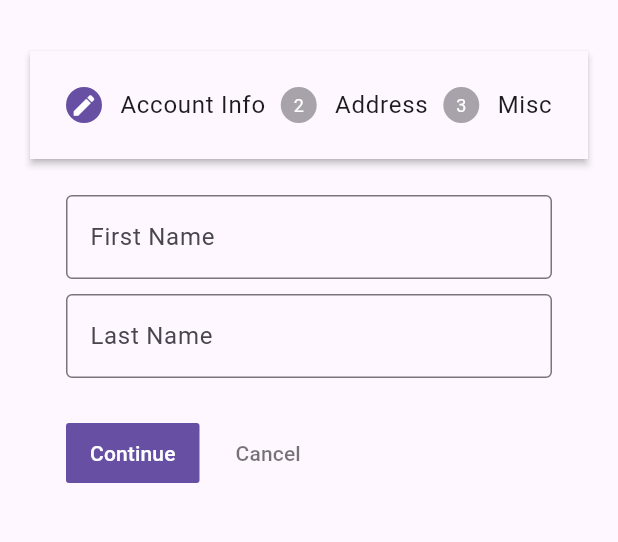
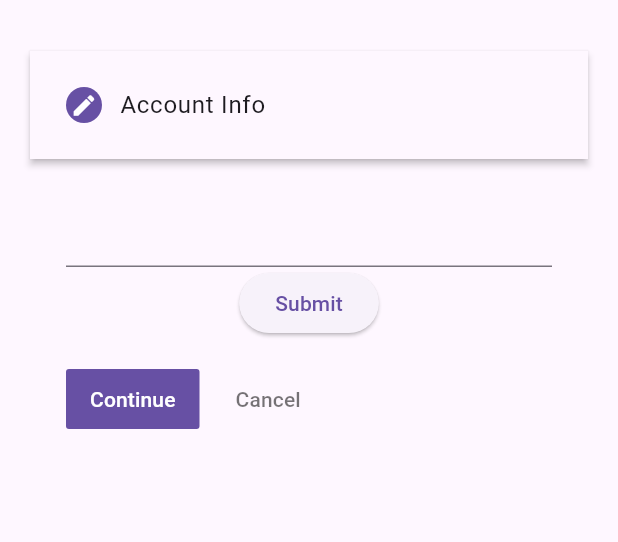
Before and after one commit to mevljas/Human-Computer-Interaction, a Flutter app: the screen it shows after launch, on a phone screen of 412 x 824 dp, the part 63-605 px from its top. Run offline on Flutter 3.47's test engine with Material 3 defaults, Android fonts, the phone set to English and light mode, and no system bars.

Commit message:
code cleanup

```diff
--- a/seminars/2.seminar/avtek/lib/custom_button.dart
+++ /dev/null
@@ -1,24 +0,0 @@
-import 'package:flutter/material.dart';
-
-class CustomBtn extends StatelessWidget {
-  final Function? callback;
-  final Widget? title;
-  const CustomBtn({Key? key, this.title, this.callback}) : super(key: key);
-
-  @override
-  Widget build(BuildContext context) {
-    return Container(
-      margin: const EdgeInsets.only(bottom: 10),
-      child: SizedBox(
-        width: double.infinity,
-        child: Container(
-          color: Colors.blue,
-          child: TextButton(
-            onPressed: () => callback!(),
-            child: title!,
-          ),
-        ),
-      ),
-    );
-  }
-}
--- a/seminars/2.seminar/avtek/lib/custom_input.dart
+++ /dev/null
@@ -1,20 +0,0 @@
-import 'package:flutter/material.dart';
-
-class CustomInput extends StatelessWidget {
-  final ValueChanged<String>? onChanged;
-  final String? hint;
-  final InputBorder? inputBorder;
-  const CustomInput({Key? key, this.onChanged, this.hint, this.inputBorder})
-      : super(key: key);
-
-  @override
-  Widget build(BuildContext context) {
-    return Container(
-      margin: const EdgeInsets.only(bottom: 10),
-      child: TextField(
-        onChanged: (v) => onChanged!(v),
-        decoration: InputDecoration(hintText: hint!, border: inputBorder),
-      ),
-    );
-  }
-}
--- a/seminars/2.seminar/avtek/lib/main.dart
+++ b/seminars/2.seminar/avtek/lib/main.dart
@@ -1,15 +1,8 @@
-import 'package:avtek/form_page.dart';
+import 'package:avtek/pages/main_page.dart';
 import 'package:flutter/material.dart';
 
 void main() {
   runApp(const MyApp());
-}
-
-class MyData {
-  String name = '';
-  String phone = '';
-  String email = '';
-  String age = '';
 }
 
 class MyApp extends StatelessWidget {
@@ -18,11 +11,11 @@
   @override
   Widget build(BuildContext context) {
     return MaterialApp(
-      title: 'Flutter Demo',
+      title: 'Avtek',
       theme: ThemeData(
         primarySwatch: Colors.blue,
       ),
-      home: const FormPage(),
+      home: const MainPage(),
     );
   }
 }
--- a/seminars/2.seminar/avtek/lib/form_page.dart
+++ b/seminars/2.seminar/avtek/lib/pages/main_page.dart
@@ -1,14 +1,14 @@
-import 'package:avtek/custom_input.dart';
+import 'package:avtek/widgets/my_custom_form.dart';
 import 'package:flutter/material.dart';
 
-class FormPage extends StatefulWidget {
-  const FormPage({Key? key}) : super(key: key);
+class MainPage extends StatefulWidget {
+  const MainPage({Key? key}) : super(key: key);
 
   @override
-  _FormPageState createState() => _FormPageState();
+  _MainPageState createState() => _MainPageState();
 }
 
-class _FormPageState extends State<FormPage> {
+class _MainPageState extends State<MainPage> {
   int currentStep = 0;
   @override
   Widget build(BuildContext context) {
@@ -66,48 +66,7 @@
         state: getStepState(0),
         isActive: currentStep == 0,
         title: const Text("Account Info"),
-        content: const Column(
-          children: [
-            CustomInput(
-              hint: "First Name",
-              inputBorder: OutlineInputBorder(),
-            ),
-            CustomInput(
-              hint: "Last Name",
-              inputBorder: OutlineInputBorder(),
-            ),
-          ],
-        ),
-      ),
-      Step(
-        state: getStepState(1),
-        isActive: currentStep == 1,
-        title: const Text("Address"),
-        content: const Column(
-          children: [
-            CustomInput(
-              hint: "City and State",
-              inputBorder: OutlineInputBorder(),
-            ),
-            CustomInput(
-              hint: "Postal Code",
-              inputBorder: OutlineInputBorder(),
-            ),
-          ],
-        ),
-      ),
-      Step(
-        state: getStepState(2),
-        isActive: currentStep == 3,
-        title: const Text("Misc"),
-        content: const Column(
-          children: [
-            CustomInput(
-              hint: "Bio",
-              inputBorder: OutlineInputBorder(),
-            ),
-          ],
-        ),
+        content: const MyCustomForm(),
       ),
     ];
   }
--- /dev/null
+++ b/seminars/2.seminar/avtek/lib/widgets/my_custom_form.dart
@@ -0,0 +1,58 @@
+import 'package:flutter/material.dart';
+
+// Define a custom Form widget.
+class MyCustomForm extends StatefulWidget {
+  const MyCustomForm({super.key});
+
+  @override
+  MyCustomFormState createState() {
+    return MyCustomFormState();
+  }
+}
+
+// Define a corresponding State class.
+// This class holds data related to the form.
+class MyCustomFormState extends State<MyCustomForm> {
+  // Create a global key that uniquely identifies the Form widget
+  // and allows validation of the form.
+  //
+  // Note: This is a `GlobalKey<FormState>`,
+  // not a GlobalKey<MyCustomFormState>.
+  final _formKey = GlobalKey<FormState>();
+
+  @override
+  Widget build(BuildContext context) {
+    // Build a Form widget using the _formKey created above.
+    return Form(
+      key: _formKey,
+      child: Column(
+        children: <Widget>[
+          // Add TextFormFields and ElevatedButton here.
+          TextFormField(
+            // The validator receives the text that the user has entered.
+            validator: (value) {
+              if (value == null || value.isEmpty) {
+                return 'Please enter some text';
+              }
+              return null;
+            },
+          ),
+
+          ElevatedButton(
+            onPressed: () {
+              // Validate returns true if the form is valid, or false otherwise.
+              if (_formKey.currentState!.validate()) {
+                // If the form is valid, display a snackbar. In the real world,
+                // you'd often call a server or save the information in a database.
+                ScaffoldMessenger.of(context).showSnackBar(
+                  const SnackBar(content: Text('Processing Data')),
+                );
+              }
+            },
+            child: const Text('Submit'),
+          ),
+        ],
+      ),
+    );
+  }
+}
```
